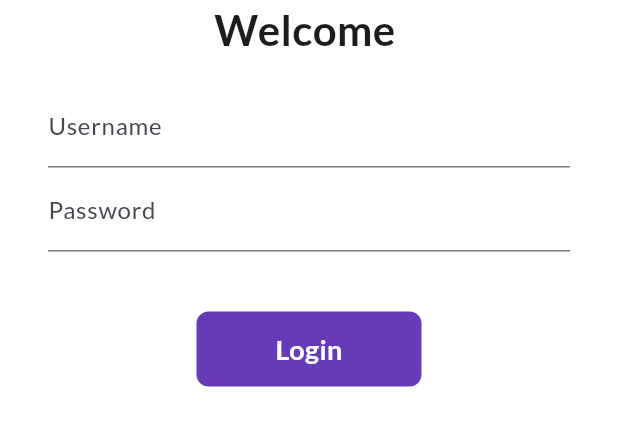
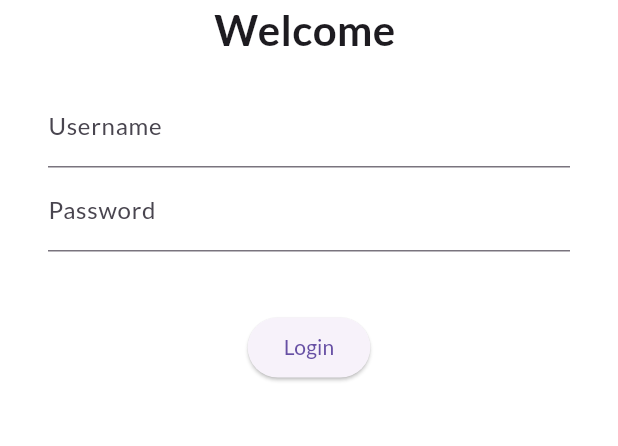
Before and after one commit to Death-Raider/WISH, a Flutter app: the screen it shows after launch, on a phone screen of 412 x 824 dp, the part 509-955 px from its top. Run offline on Flutter 3.47's test engine with Material 3 defaults, Android fonts, the light colour scheme and no system bars; our stand-ins replace google_fonts; project files that could hold a hidden picture were left out.

Commit message:
Major Changes to the app

```diff
--- a/classico/lib/Widgets/drawer.dart
+++ b/classico/lib/Widgets/drawer.dart
@@ -1,4 +1,4 @@
-import 'package:classico/utils/routes.dart';
+import 'package:wish/utils/routes.dart';
 import 'package:flutter/cupertino.dart';
 import 'package:flutter/material.dart';
 
@@ -17,7 +17,7 @@ class _MyDrawerState extends State<MyDrawer> {
   Widget build(BuildContext context) {
     return Drawer(
       child: Container(
-        color: Colors.blueAccent,
+        color: Colors.purple,
         child: ListView(
           padding: EdgeInsets.zero,
           children: [
@@ -25,7 +25,7 @@ class _MyDrawerState extends State<MyDrawer> {
               padding: EdgeInsets.zero,
               child: UserAccountsDrawerHeader(
                 margin: EdgeInsets.zero,
-                decoration: BoxDecoration(color: Colors.blueAccent),
+                decoration: BoxDecoration(color: Colors.purple),
                 accountName: Text("Shlok Sharma"),
                 accountEmail: Text("shlok@gmail.com"),
                 currentAccountPicture: CircleAvatar(
--- a/classico/lib/Widgets/theme.dart
+++ b/classico/lib/Widgets/theme.dart
@@ -1,12 +1,17 @@
 import 'package:flutter/material.dart';
 import 'package:google_fonts/google_fonts.dart';
 
+final ThemeData customTheme = ThemeData(
+  useMaterial3: true,
+
+);
+
 class MyTheme{
   static ThemeData lightTheme(BuildContext context) => ThemeData(
-      primarySwatch: Colors.deepPurple,
+      primarySwatch: Colors.purple,
       fontFamily: GoogleFonts.lato().fontFamily,
       appBarTheme: AppBarTheme(
-        color: Colors.white,
+        color: Colors.deepPurple,
         elevation: 0.0,
         iconTheme: IconThemeData(color: Colors.black),
         // textTheme: Theme.of(context).textTheme,
--- a/classico/lib/main.dart
+++ b/classico/lib/main.dart
@@ -1,10 +1,10 @@
-import 'package:classico/Widgets/theme.dart';
-import 'package:classico/pages/login_page.dart';
-import 'package:classico/pages/new_page.dart';
-import 'package:classico/pages/profile_page.dart';
-import 'package:classico/pages/question.dart';
-import 'package:classico/pages/test.dart';
-import 'package:classico/utils/routes.dart';
+import 'package:wish/Widgets/theme.dart';
+import 'package:wish/pages/login_page.dart';
+import 'package:wish/pages/home_page.dart';
+import 'package:wish/pages/profile_page.dart';
+import 'package:wish/pages/question.dart';
+import 'package:wish/Widgets/papers.dart';
+import 'package:wish/utils/routes.dart';
 import "package:flutter/material.dart";
 void main(){
   runApp(MyApp());
@@ -28,7 +28,7 @@ class MyApp extends StatelessWidget {
         MyRoutes.loginRoute: (context) => LoginPage(),
         MyRoutes.profileRoute: (context) => ProfilePage(),
         MyRoutes.questionRoute: (context) => Question(),
-        MyRoutes.testRoute: (context) => MyHomePage(),
+        MyRoutes.testRoute: (context) => Papers(),
 
       },
     );
--- a/classico/lib/pages/login_page.dart
+++ b/classico/lib/pages/login_page.dart
@@ -1,4 +1,4 @@
-import 'package:classico/utils/routes.dart';
+import 'package:wish/utils/routes.dart';
 import 'package:flutter/material.dart';
 
 class LoginPage extends StatefulWidget {
@@ -11,22 +11,14 @@ class LoginPage extends StatefulWidget {
 class _LoginPageState extends State<LoginPage> {
 
   String name="";
-  bool changeButton=false;
-
+  // bool changeButton=false;
 
   final _formKey = GlobalKey<FormState>();
 
   // Creating method
   moveToHome(BuildContext context) async{
     if(_formKey.currentState!.validate()){
-      setState(() {
-        changeButton=true;
-      });
-      await Future.delayed(Duration(seconds: 1));
       await Navigator.pushNamed(context, MyRoutes.homeRoute);
-      setState(() {
-        changeButton=false;
-      });
     }
   }
 
@@ -50,9 +42,6 @@ class _LoginPageState extends State<LoginPage> {
                   fontWeight: FontWeight.bold,
                 ),
               ),
-              // SizedBox(
-              //   height: 20,
-              // ),
               Padding(
                   padding: const EdgeInsets.symmetric(vertical: 16.0, horizontal: 32.0),
                   child: Column(children: [
@@ -93,33 +82,39 @@ class _LoginPageState extends State<LoginPage> {
                       height: 40,
                     ),
 
-                    Material(
-                      color: Colors.deepPurple,
-                      borderRadius: BorderRadius.circular(changeButton?20:8),
-                      child: InkWell(
-                        // splashColor: Colors.red,
-
-                        onTap: () => moveToHome(context),
-                        child: AnimatedContainer(
-                          duration: Duration(seconds: 1),
-                          width: changeButton?50:150,
-                          height: 50,
-                          alignment: Alignment.center,
-                          child: changeButton?Icon(Icons.done,color: Colors.white,):Text(
-                            "Login",
-                            style: TextStyle(
-                              color: Colors.white,
-                              fontWeight: FontWeight.bold,
-                              fontSize: 18,
-                            ),
-                          ),
-                          // decoration: BoxDecoration(
-                          //   color: Colors.deepPurple,
-                            // shape: changeButton? BoxShape.circle:BoxShape.rectangle,
-                          // ),
-                        ),
-                      ),
-                    ),
+                    ElevatedButton(
+                        onPressed: () => moveToHome(context),
+                        child: Text("Login")
+                    )
+                    // Material(
+                    //   color: Colors.deepPurple,
+                    //   borderRadius: BorderRadius.circular(8),
+                    //
+                    //   // child: InkWell(
+                    //   //   // splashColor: Colors.red,
+                    //   //
+                    //   //   onTap: () => moveToHome(context),
+                    //   //
+                    //   //   // child: AnimatedContainer(
+                    //   //   //   duration: Duration(seconds: 1),
+                    //   //   //   width: changeButton?50:150,
+                    //   //   //   height: 50,
+                    //   //   //   alignment: Alignment.center,
+                    //   //   //   child: changeButton?Icon(Icons.done,color: Colors.white,):Text(
+                    //   //   //     "Login",
+                    //   //   //     style: TextStyle(
+                    //   //   //       color: Colors.white,
+                    //   //   //       fontWeight: FontWeight.bold,
+                    //   //   //       fontSize: 18,
+                    //   //   //     ),
+                    //   //   //   ),
+                    //   //   //   // decoration: BoxDecoration(
+                    //   //   //   //   color: Colors.deepPurple,
+                    //   //   //     // shape: changeButton? BoxShape.circle:BoxShape.rectangle,
+                    //   //   //   // ),
+                    //   //   // ),
+                    //   // ),
+                    // ),
                   ],)
               )
             ],
--- a/classico/lib/pages/profile_page.dart
+++ b/classico/lib/pages/profile_page.dart
@@ -1,5 +1,5 @@
 import 'package:flutter/material.dart';
-
+import 'package:wish/utils/functions.dart';
 
 class ProfilePage extends StatelessWidget {
   const ProfilePage({Key? key});
@@ -21,7 +21,7 @@ class ProfilePage extends StatelessWidget {
 
     return Scaffold(
       appBar: AppBar(
-        backgroundColor: Colors.blueAccent,
+        backgroundColor: Color(0xFFFF585F),
         title: Text("Profile View"),
       ),
       body: SingleChildScrollView(
--- a/classico/pubspec.yaml
+++ b/classico/pubspec.yaml
@@ -1,4 +1,4 @@
-name: classico
+name: wish
 description: "Women in Stem and Healthcare"
 
 publish_to: 'none' # Remove this line if you wish to publish to pub.dev
```
Also changed, not shown: classico/lib/Widgets/papers.dart (renamed from classico/lib/pages/test.dart, +7 -10 lines), classico/lib/pages/home_page.dart (renamed from classico/lib/pages/new_page.dart, +4 -7 lines), classico/lib/pages/question.dart (+2 -108 lines), classico/lib/utils/functions.dart (added, +11 -0 lines), 1 other file.
